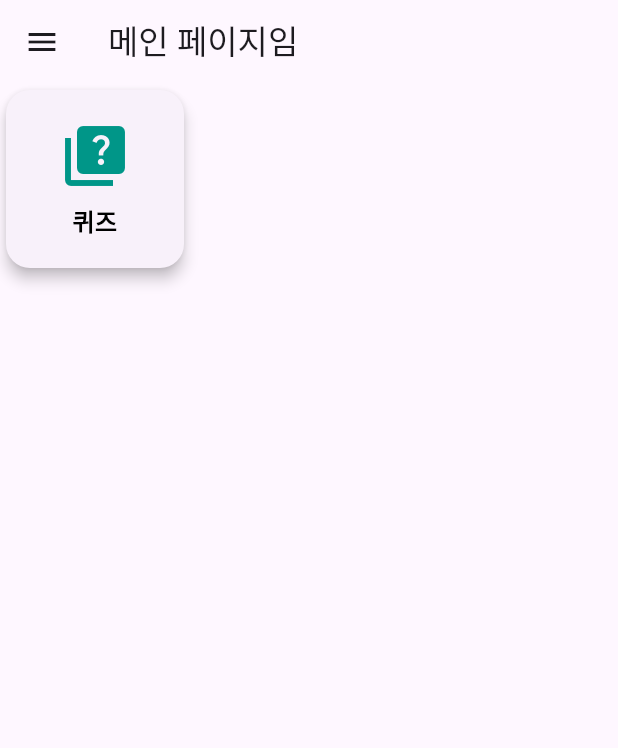
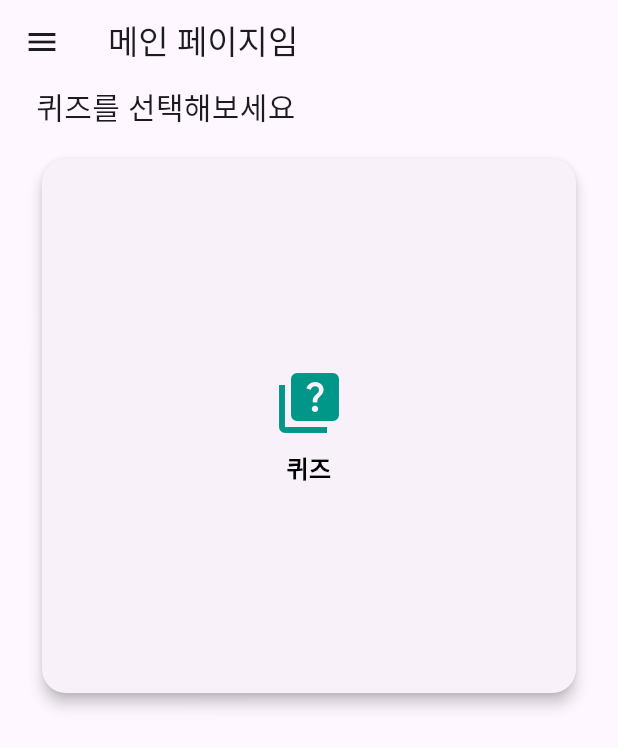
Before and after one commit to PLNumber/Eve, a Flutter app: the screen it shows after launch, on a phone screen of 412 x 824 dp. Shown: the top 748 px of the screen. Run offline on Flutter 3.47's test engine with Material 3 defaults, Android fonts, the phone set to English and light mode, and no system bars; our stand-ins replace flutter_dotenv.

Commit message:
기초적인 공사 (근데 정작 퀴즈는 안해놨네? 사람임?)

```diff
--- a/lib/main.dart
+++ b/lib/main.dart
@@ -4,12 +4,19 @@ import 'package:eve/View/Widgets/featureCard.dart';
 import 'package:flutter/material.dart';
 import 'package:flutter/services.dart';
 import 'package:eve/View/Pages/option_page.dart';
+import 'package:flutter/services.dart';
 
 /*메인 페이지*/
 
 void main() async{
+  // WidgetsFlutterBinding.ensureInitialized();  // 시스템 전 초기화
+  //
+  // //화면 고정
+  // await SystemChrome.setPreferredOrientations([
+  //   DeviceOrientation.portraitUp,
+  // ]);
 
-  await dotenv.load(fileName: 'assets/config/.env');
+  //await dotenv.load(fileName: 'assets/config/.env');
   runApp(const MyApp());
 }
 
@@ -86,11 +93,16 @@ class _MainPage extends State<MainPage> {
         ),
 
         body: SingleChildScrollView(
+          padding: const EdgeInsets.symmetric(horizontal: 24.0),
           child: Column(
             crossAxisAlignment: CrossAxisAlignment.start,
             children: [
+
+              Text("퀴즈를 선택해보세요", style: TextStyle(fontSize: 20)),
+              const SizedBox(height: 16),
+
               GridView.count(
-                crossAxisCount: 3,
+                crossAxisCount: 1,
                 mainAxisSpacing: 16,
                 crossAxisSpacing: 16,
                 shrinkWrap: true,
--- a/pubspec.yaml
+++ b/pubspec.yaml
@@ -41,7 +41,11 @@ dev_dependencies:
     sdk: flutter
   flutter_dotenv: ^5.2.1
   provider: ^6.1.4
-  shared_preferences: ^2.5.3
+  firebase_core: ^3.13.0
+  firebase_database: ^11.3.5
+  firebase_auth: ^5.5.2
+  google_sign_in: ^6.3.0
+  cloud_firestore: ^5.6.6
 
   # The "flutter_lints" package below contains a set of recommended lints to
   # encourage good coding practices. The lint set provided by the package is
```
Also changed, not shown: lib/View/Pages/option_page.dart (+26 -6 lines), lib/View/Pages/quiz_page.dart (+13 -10 lines), pubspec.lock.
